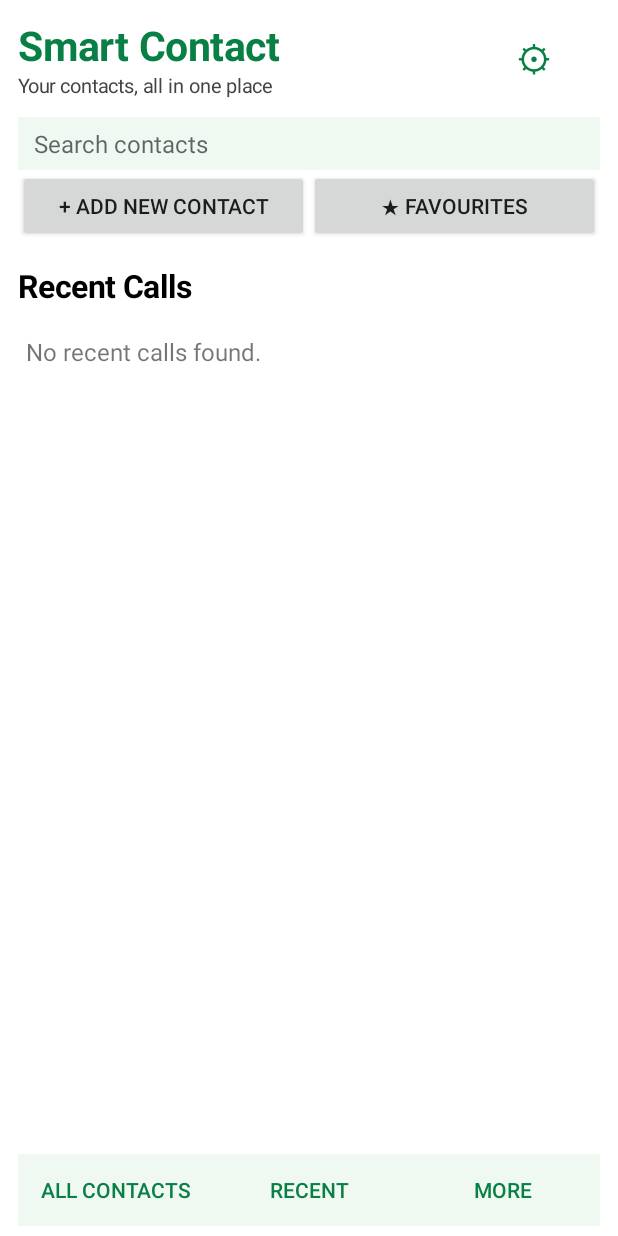
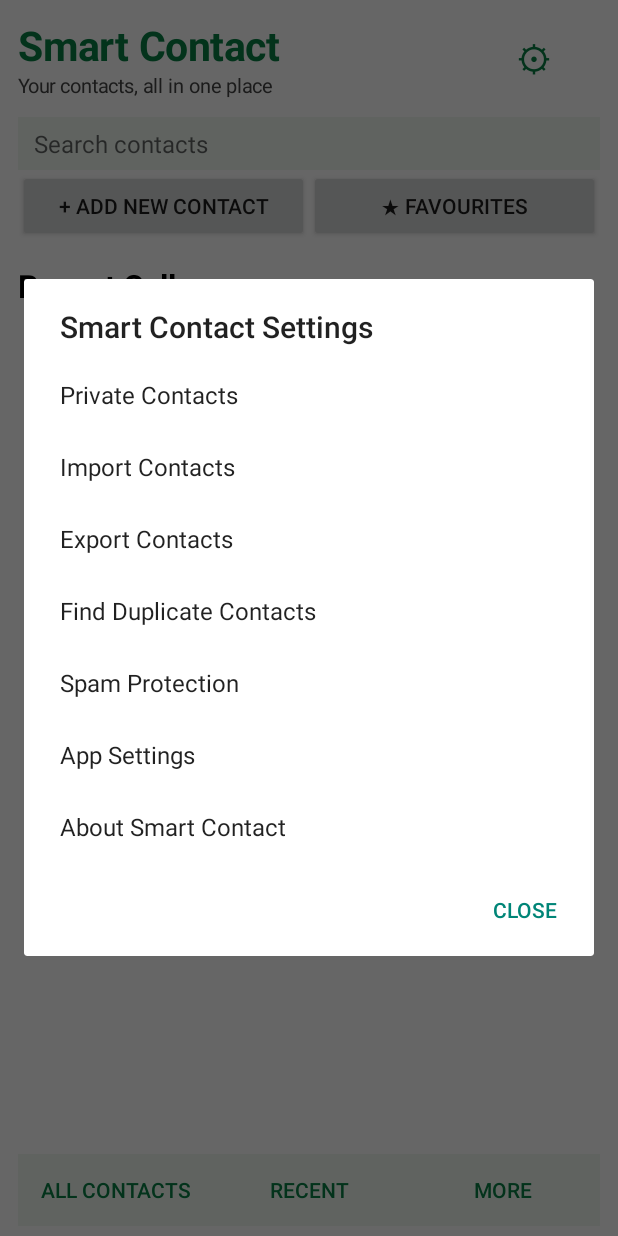
Before and after one commit to Safreshessential/Smart-Contact-app, an Android app: the screen it shows after launch (MainActivity), after a tap on "MORE", on a phone screen of 412 x 824 dp. Run offline under Robolectric (Android 15) with nearby library versions, the phone set to English and light mode, and no system bars.

Commit message:
Update MainActivity.kt

```diff
--- a/app/src/main/java/com/safroshessential/smartcontact/MainActivity.kt
+++ b/app/src/main/java/com/safroshessential/smartcontact/MainActivity.kt
@@ -535,9 +535,46 @@ class MainActivity : Activity() {
         )
     }
 
+
     // MORE / SETTINGS MENU
 
-    val
+    private fun showMoreMenu() {
+        val options = arrayOf(
+            "Private Contacts",
+            "Import Contacts",
+            "Export Contacts",
+            "Find Duplicate Contacts",
+            "Spam Protection",
+            "App Settings",
+            "About Smart Contact"
+        )
+
+        AlertDialog.Builder(this)
+            .setTitle("Smart Contact Settings")
+            .setItems(options) { _, which ->
+                when (which) {
+                    0 -> openPrivateContacts()
+                    1 -> importContacts()
+                    2 -> exportContacts()
+                    3 -> showDuplicateContacts()
+                    4 -> openSpamProtection()
+                    5 -> showAppSettings()
+                    6 -> showAbout()
+                }
+            }
+            .setNegativeButton("Close", null)
+            .show()
+    }
+
+    private fun openSpamProtection() {
+        try {
+            startActivity(
+                Intent(this, SpamProtectionActivity::class.java)
+            )
+        } catch (e: Exception) {
+            showMessage("Unable to open Spam Protection.")
+        }
+    }
 
     private fun showAppSettings() {
         AlertDialog.Builder(this)
```
